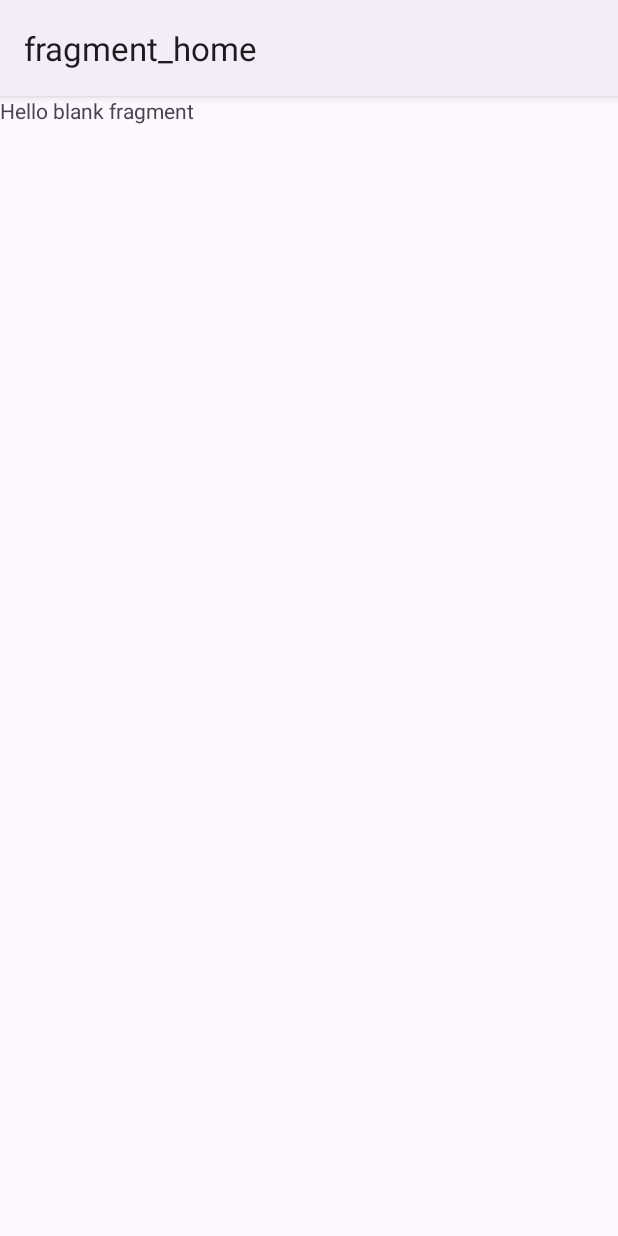
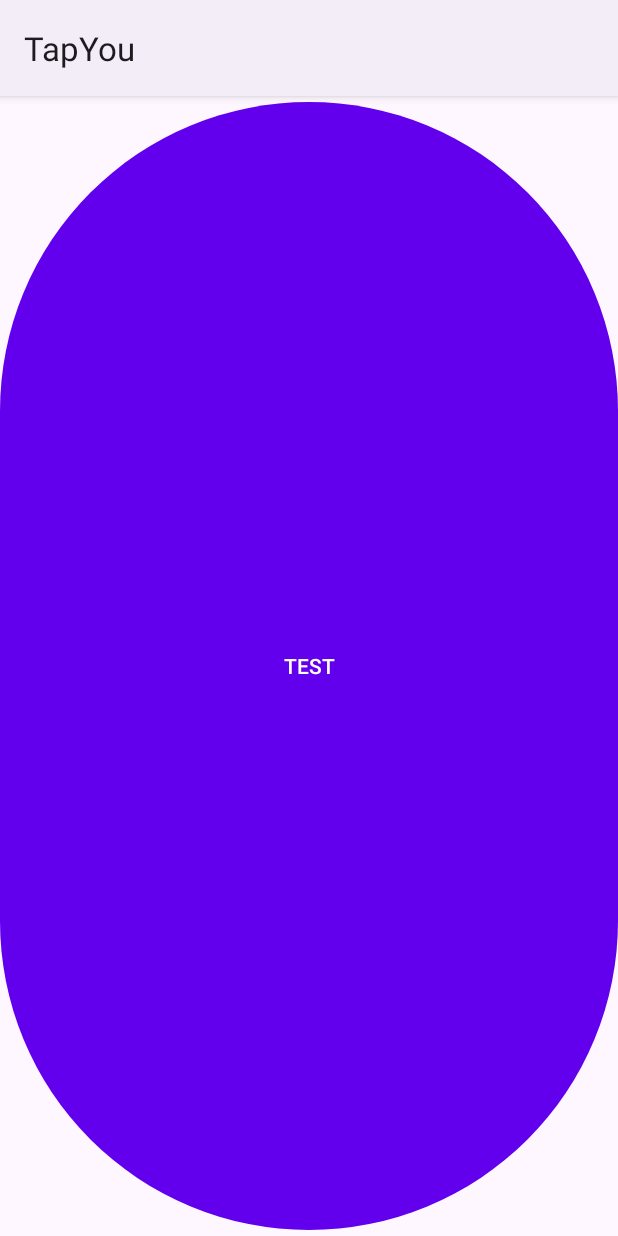
Before and after one commit to Pulimet/TapYou, an Android app: the screen it shows after launch (MainActivity), on a phone screen of 412 x 824 dp. Run offline under Robolectric (Android 15) with nearby library versions, the phone set to English and light mode, and no system bars; our stand-ins replace navigation-ui; 1 statement that could not run was skipped.

Commit message:
Get YouTube HTML response for specific query. Added HomeViewModel.kt, YouTubeRepo.kt.

```diff
--- a/app/src/main/java/com/att/tapyou/di/Di.kt
+++ b/app/src/main/java/com/att/tapyou/di/Di.kt
@@ -5,6 +5,8 @@ import com.att.tapyou.network.NetworkConstants
 import com.att.tapyou.network.NetworkObjectsCreator
 import com.att.tapyou.network.NetworkObjectsCreator.createWebService
 import com.att.tapyou.network.services.YouTubeService
+import com.att.tapyou.repos.YouTubeRepo
+import com.att.tapyou.ui.home.HomeViewModel
 import com.att.tapyou.ui.navigation.NavViewModel
 import com.att.tapyou.utils.logs.KoinLogs
 import com.att.tapyou.utils.logs.OkHttpLogs
@@ -16,6 +18,7 @@ import okhttp3.logging.HttpLoggingInterceptor
 import org.koin.android.ext.koin.androidContext
 import org.koin.androidx.viewmodel.dsl.viewModelOf
 import org.koin.core.context.startKoin
+import org.koin.core.module.dsl.singleOf
 import org.koin.dsl.module
 import kotlin.system.measureTimeMillis
 
@@ -42,6 +45,10 @@ object Di {
 
         // ViewModels
         viewModelOf(::NavViewModel)
+        viewModelOf(::HomeViewModel)
+
+        // Repos
+        singleOf(::YouTubeRepo)
     }
 
     private val networkModule = module {
--- a/app/src/main/java/com/att/tapyou/ui/home/HomeFragment.kt
+++ b/app/src/main/java/com/att/tapyou/ui/home/HomeFragment.kt
@@ -1,10 +1,23 @@
 package com.att.tapyou.ui.home
 
+import android.os.Bundle
+import android.view.LayoutInflater
+import android.view.View
+import android.view.ViewGroup
 import androidx.fragment.app.Fragment
 import com.att.tapyou.R
 import com.att.tapyou.databinding.FragmentHomeBinding
 import com.att.tapyou.utils.binding.FragmentBinding
+import org.koin.androidx.viewmodel.ext.android.viewModel
 
 class HomeFragment : Fragment(R.layout.fragment_home) {
     private val binding by FragmentBinding(FragmentHomeBinding::bind)
+    private val viewModel by viewModel<HomeViewModel>()
+
+    override fun onViewCreated(view: View, savedInstanceState: Bundle?) {
+        super.onViewCreated(view, savedInstanceState)
+        binding.btnTest.setOnClickListener {
+            viewModel.testIt()
+        }
+    }
 }
--- a/app/src/main/res/layout/fragment_home.xml
+++ b/app/src/main/res/layout/fragment_home.xml
@@ -5,10 +5,10 @@
     android:layout_height="match_parent"
     tools:context=".ui.home.HomeFragment">
 
-    <!-- TODO: Update blank fragment layout -->
-    <TextView
+    <Button
+        android:id="@+id/btnTest"
         android:layout_width="match_parent"
         android:layout_height="match_parent"
-        android:text="@string/hello_blank_fragment" />
+        android:text="TEST" />
 
 </FrameLayout>
--- a/app/src/main/res/navigation/nav_main.xml
+++ b/app/src/main/res/navigation/nav_main.xml
@@ -8,6 +8,6 @@
     <fragment
         android:id="@+id/homeFragment"
         android:name="com.att.tapyou.ui.home.HomeFragment"
-        android:label="fragment_home"
+        android:label="@string/app_name"
         tools:layout="@layout/fragment_home" />
 </navigation>
--- a/app/src/main/res/values/strings.xml
+++ b/app/src/main/res/values/strings.xml
@@ -1,5 +1,3 @@
 <resources>
     <string name="app_name">TapYou</string>
-    <!-- TODO: Remove or change this placeholder text -->
-    <string name="hello_blank_fragment">Hello blank fragment</string>
 </resources>
```
Also changed, not shown: app/src/main/java/com/att/tapyou/repos/YouTubeRepo.kt (added, +7 -0 lines), app/src/main/java/com/att/tapyou/ui/home/HomeViewModel.kt (added, +22 -0 lines).
